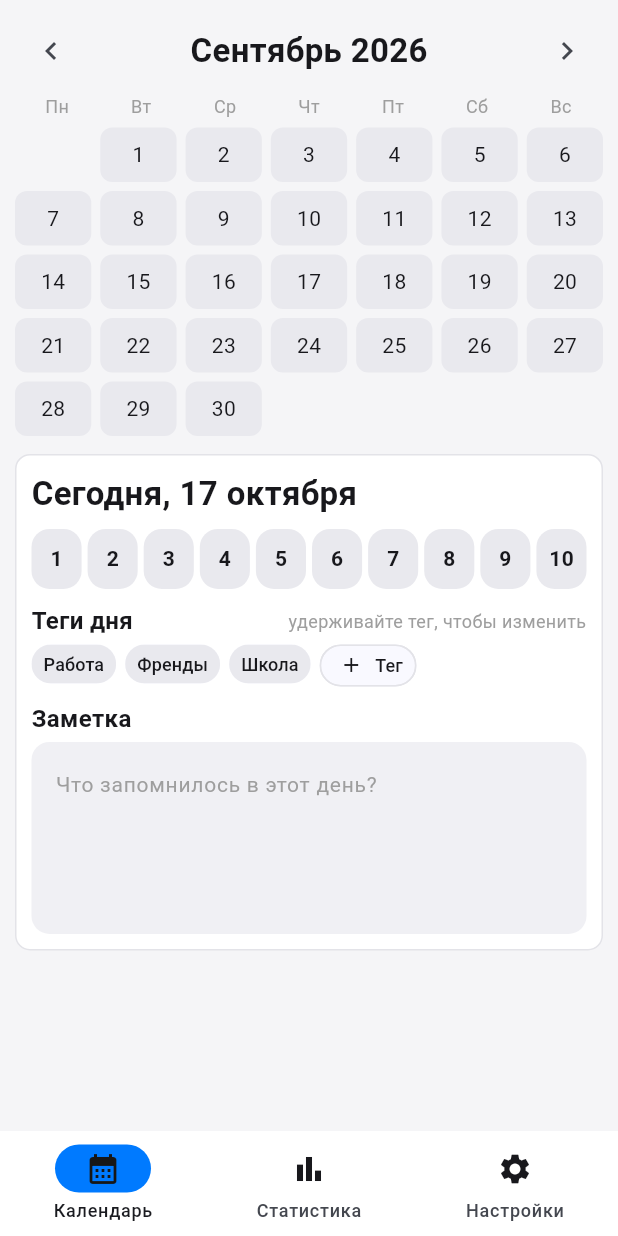
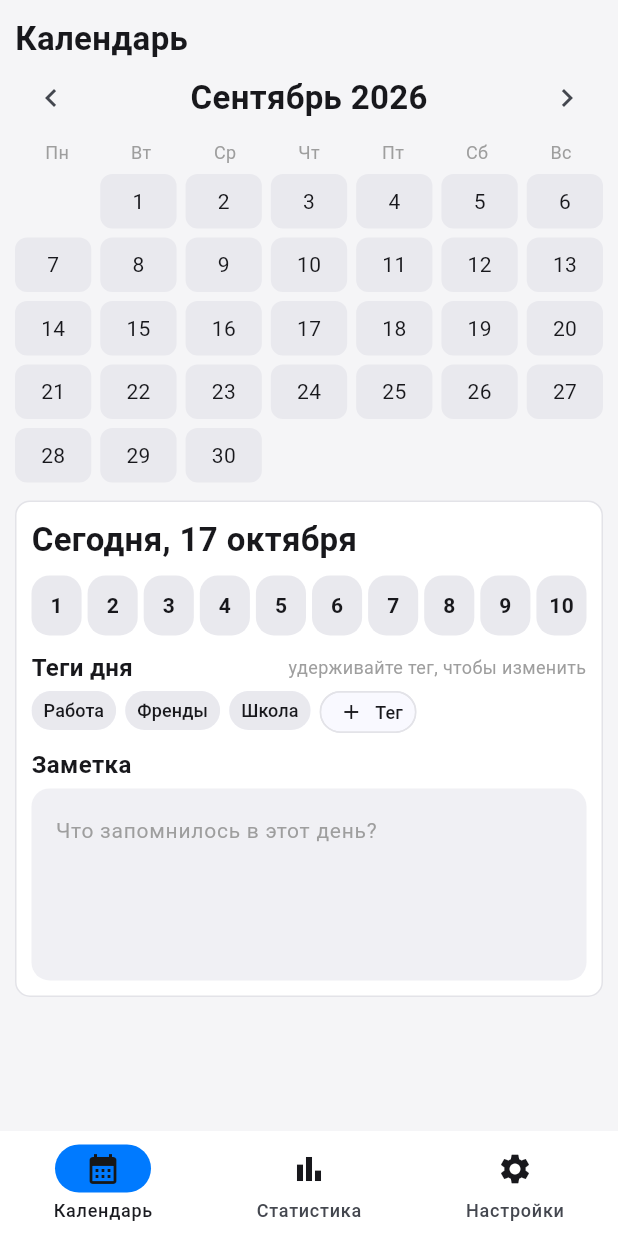
Before and after one commit to AlanFanat/vtornik, a Flutter app: the screen it shows after launch, after a tap on the "chevron left" icon, on a phone screen of 412 x 824 dp. Run offline on Flutter 3.47's test engine with Material 3 defaults, Android fonts, the phone set to English and light mode, and no system bars; our stand-ins replace shared_preferences.

Commit message:
Добавил заголовки на экраны календаря, статистики и настроек

```diff
--- a/lib/features/home/home_page.dart
+++ b/lib/features/home/home_page.dart
@@ -1,3 +1,4 @@
+import 'package:dayly/widgets/section_title.dart';
 import 'package:flutter/material.dart';
 import 'package:flutter/services.dart';
 
@@ -75,6 +76,7 @@ class _HomePageState extends State<HomePage> with WidgetsBindingObserver {
       child: Column(
         crossAxisAlignment: CrossAxisAlignment.start,
         children: [
+          PageTitle('Календарь'),
           MonthCalendar(
             month: _visibleMonth,
             selectedDate: _selectedDate,
--- a/lib/features/settings/settings_page.dart
+++ b/lib/features/settings/settings_page.dart
@@ -56,14 +56,7 @@ class SettingsPage extends StatelessWidget {
     return ListView(
       padding: const EdgeInsets.all(10),
       children: [
-        Text(
-          'Настройки',
-          style: TextStyle(
-            fontSize: 22,
-            fontWeight: FontWeight.bold,
-            color: colors.text,
-          ),
-        ),
+        PageTitle('Настройки'),
         const SizedBox(height: 12),
 
         _SettingsCard(
--- a/lib/features/stats/stats_page.dart
+++ b/lib/features/stats/stats_page.dart
@@ -1,6 +1,7 @@
 import 'package:flutter/material.dart';
 
 import '../../data/day_entry.dart';
+import '../../widgets/section_title.dart';
 import 'day_card.dart';
 
 /// Пока это лента прошлых дней; настоящая статистика появится позже.
@@ -15,20 +16,41 @@ class StatsPage extends StatelessWidget {
     final sortedEntries = entries.entries.toList()
       ..sort((a, b) => b.key.compareTo(a.key));
 
+    // Записей нет: прокручивать нечего, заголовок просто стоит сверху.
     if (sortedEntries.isEmpty) {
-      return const Center(
-        child: Text(
-          'Статистика появится позже',
-          style: TextStyle(color: Colors.grey),
+      return const Padding(
+        padding: EdgeInsets.all(10),
+        child: Column(
+          crossAxisAlignment: CrossAxisAlignment.start,
+          children: [
+            PageTitle('Статистика'),
+            Expanded(
+              child: Center(
+                child: Text(
+                  'Статистика появится позже',
+                  style: TextStyle(color: Colors.grey),
+                ),
+              ),
+            ),
+          ],
         ),
       );
     }
 
     return ListView.separated(
       padding: const EdgeInsets.all(10),
-      itemCount: sortedEntries.length,
+      // +1: нулевой элемент списка — заголовок, он прокручивается вместе с днями.
+      itemCount: sortedEntries.length + 1,
       itemBuilder: (context, index) {
-        final item = sortedEntries[index];
+        if (index == 0) {
+          // 4 px даёт разделитель, ещё 8 — чтобы вышло 12, как в настройках.
+          return const Padding(
+            padding: EdgeInsets.only(bottom: 8),
+            child: PageTitle('Статистика'),
+          );
+        }
+
+        final item = sortedEntries[index - 1];
         return DayCard(date: item.key, entry: item.value);
       },
       separatorBuilder: (context, index) => const SizedBox(height: 4),
```
